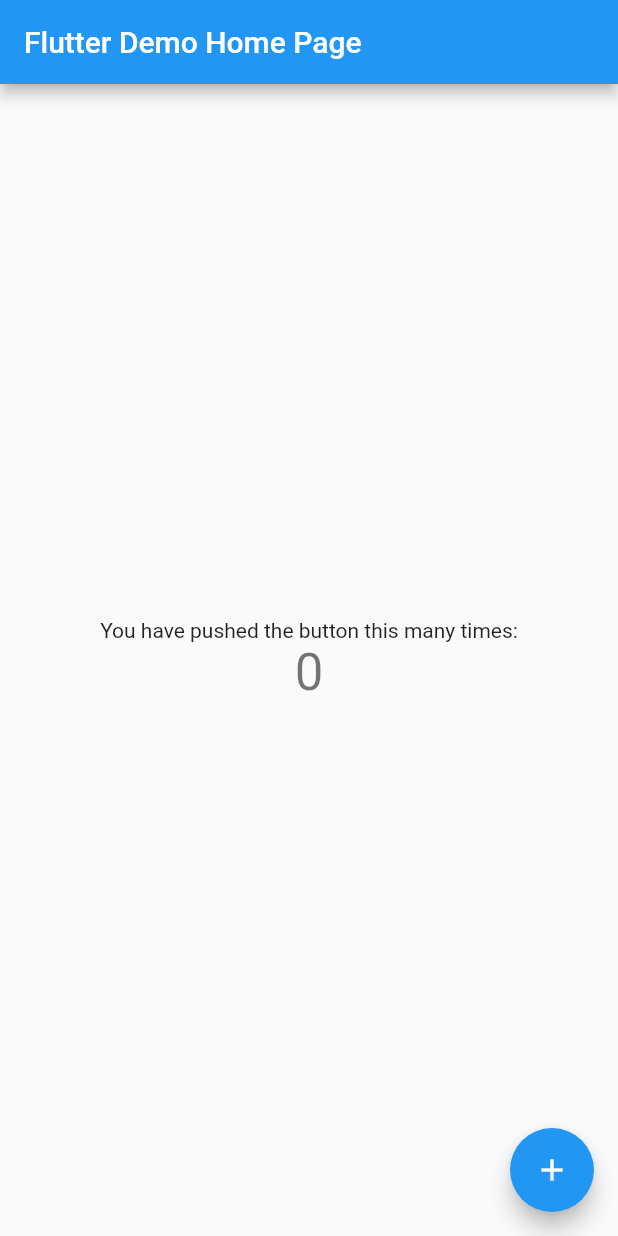
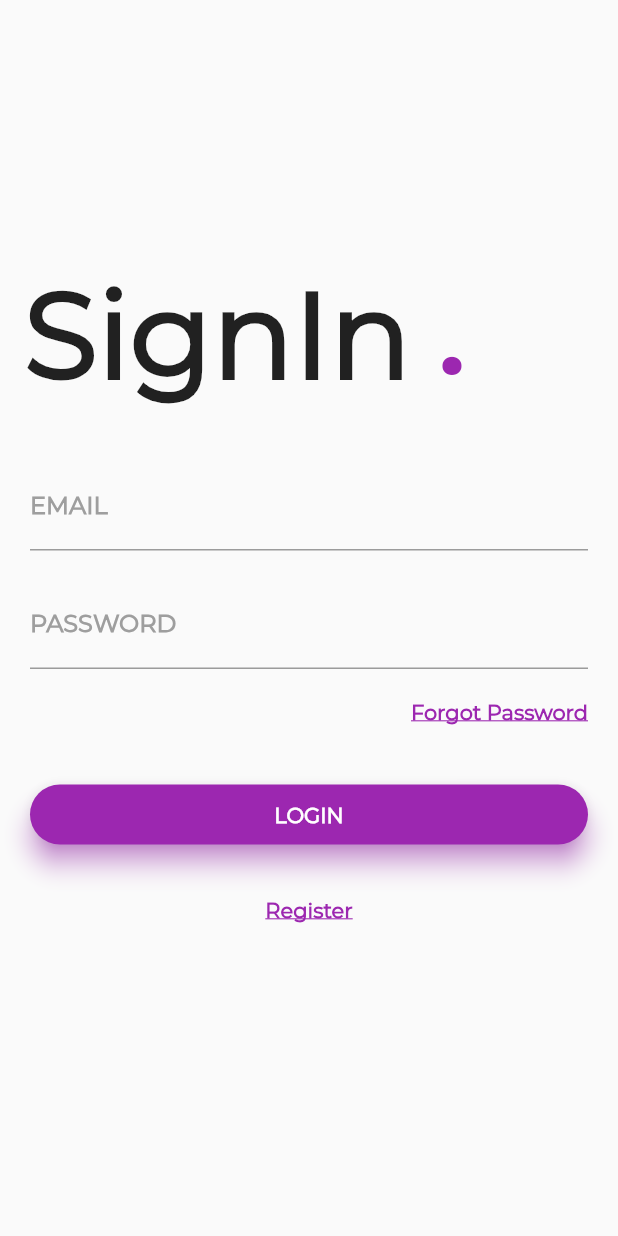
Before and after one commit to CFGIndia20/team-33, a Flutter app: the screen it shows after launch, on a phone screen of 412 x 824 dp. Run offline on Flutter 3.47's test engine with Material 2 defaults, Android fonts, the phone set to English and light mode, and no system bars.

Commit message:
init login and signup screens

```diff
--- /dev/null
+++ b/mobile-app/team33_umeed/lib/login.dart
@@ -0,0 +1,125 @@
+import 'package:flutter/material.dart';
+
+class Login extends StatelessWidget {
+  const Login({
+    Key key,
+  }) : super(key: key);
+
+  @override
+  Widget build(BuildContext context) {
+    return new Scaffold(
+        resizeToAvoidBottomPadding: false,
+        body: Column(
+          crossAxisAlignment: CrossAxisAlignment.start,
+          children: <Widget>[
+            Container(
+              child: Stack(
+                children: <Widget>[
+                  Container(
+                    padding: EdgeInsets.fromLTRB(16.0, 175.0, 0.0, 0.0),
+                    child: Text('SignIn',
+                        style: TextStyle(
+                            fontFamily: 'Montserrat',
+                            fontSize: 80.0,
+                            fontWeight: FontWeight.bold)),
+                  ),
+                  Container(
+                    padding: EdgeInsets.fromLTRB(290.0, 175.0, 0.0, 0.0),
+                    child: Text('.',
+                        style: TextStyle(
+                            fontSize: 80.0,
+                            fontWeight: FontWeight.bold,
+                            color: Colors.purple)),
+                  )
+                ],
+              ),
+            ),
+            Container(
+                padding: EdgeInsets.only(top: 35.0, left: 20.0, right: 20.0),
+                child: Column(
+                  children: <Widget>[
+                    TextField(
+                      decoration: InputDecoration(
+                          labelText: 'EMAIL',
+                          labelStyle: TextStyle(
+                              fontFamily: 'Montserrat',
+                              fontWeight: FontWeight.bold,
+                              color: Colors.grey),
+                          focusedBorder: UnderlineInputBorder(
+                              borderSide: BorderSide(color: Colors.purple))),
+                    ),
+                    SizedBox(height: 20.0),
+                    TextField(
+                      decoration: InputDecoration(
+                          labelText: 'PASSWORD',
+                          labelStyle: TextStyle(
+                              fontFamily: 'Montserrat',
+                              fontWeight: FontWeight.bold,
+                              color: Colors.grey),
+                          focusedBorder: UnderlineInputBorder(
+                              borderSide: BorderSide(color: Colors.purple))),
+                      obscureText: true,
+                    ),
+                    SizedBox(height: 5.0),
+                    Container(
+                      alignment: Alignment(1.0, 0.0),
+                      padding: EdgeInsets.only(top: 15.0, left: 20.0),
+                      child: InkWell(
+                        child: Text(
+                          'Forgot Password',
+                          style: TextStyle(
+                              color: Colors.purple,
+                              fontWeight: FontWeight.bold,
+                              fontFamily: 'Montserrat',
+                              decoration: TextDecoration.underline),
+                        ),
+                      ),
+                    ),
+                    SizedBox(height: 40.0),
+                    Container(
+                      height: 40.0,
+                      child: Material(
+                        borderRadius: BorderRadius.circular(20.0),
+                        shadowColor: Colors.purpleAccent,
+                        color: Colors.purple,
+                        elevation: 7.0,
+                        child: GestureDetector(
+                          onTap: () {},
+                          child: Center(
+                            child: Text(
+                              'LOGIN',
+                              style: TextStyle(
+                                  color: Colors.white,
+                                  fontWeight: FontWeight.bold,
+                                  fontFamily: 'Montserrat'),
+                            ),
+                          ),
+                        ),
+                      ),
+                    ),
+                    SizedBox(height: 20.0),
+                  ],
+                )),
+            SizedBox(height: 15.0),
+            Row(
+              mainAxisAlignment: MainAxisAlignment.center,
+              children: <Widget>[
+                InkWell(
+                  onTap: () {
+                    Navigator.of(context).pushNamed('/signup');
+                  },
+                  child: Text(
+                    'Register',
+                    style: TextStyle(
+                        color: Colors.purple,
+                        fontFamily: 'Montserrat',
+                        fontWeight: FontWeight.bold,
+                        decoration: TextDecoration.underline),
+                  ),
+                )
+              ],
+            )
+          ],
+        ));
+  }
+}
--- a/mobile-app/team33_umeed/lib/main.dart
+++ b/mobile-app/team33_umeed/lib/main.dart
@@ -1,117 +1,31 @@
 import 'package:flutter/material.dart';
+import 'package:team33_umeed/login.dart';
 
-void main() {
-  runApp(MyApp());
-}
+import 'signup.dart';
+
+void main() => runApp(new MyApp());
 
 class MyApp extends StatelessWidget {
-  // This widget is the root of your application.
   @override
   Widget build(BuildContext context) {
-    return MaterialApp(
-      title: 'Flutter Demo',
-      theme: ThemeData(
-        // This is the theme of your application.
-        //
-        // Try running your application with "flutter run". You'll see the
-        // application has a blue toolbar. Then, without quitting the app, try
-        // changing the primarySwatch below to Colors.green and then invoke
-        // "hot reload" (press "r" in the console where you ran "flutter run",
-        // or simply save your changes to "hot reload" in a Flutter IDE).
-        // Notice that the counter didn't reset back to zero; the application
-        // is not restarted.
-        primarySwatch: Colors.blue,
-        // This makes the visual density adapt to the platform that you run
-        // the app on. For desktop platforms, the controls will be smaller and
-        // closer together (more dense) than on mobile platforms.
-        visualDensity: VisualDensity.adaptivePlatformDensity,
-      ),
-      home: MyHomePage(title: 'Flutter Demo Home Page'),
+    return new MaterialApp(
+      debugShowCheckedModeBanner: false,
+      routes: <String, WidgetBuilder>{
+        '/signup': (BuildContext context) => new SignupPage()
+      },
+      home: new MyHomePage(),
     );
   }
 }
 
 class MyHomePage extends StatefulWidget {
-  MyHomePage({Key key, this.title}) : super(key: key);
-
-  // This widget is the home page of your application. It is stateful, meaning
-  // that it has a State object (defined below) that contains fields that affect
-  // how it looks.
-
-  // This class is the configuration for the state. It holds the values (in this
-  // case the title) provided by the parent (in this case the App widget) and
-  // used by the build method of the State. Fields in a Widget subclass are
-  // always marked "final".
-
-  final String title;
-
   @override
-  _MyHomePageState createState() => _MyHomePageState();
+  _MyHomePageState createState() => new _MyHomePageState();
 }
 
 class _MyHomePageState extends State<MyHomePage> {
-  int _counter = 0;
-
-  void _incrementCounter() {
-    setState(() {
-      // This call to setState tells the Flutter framework that something has
-      // changed in this State, which causes it to rerun the build method below
-      // so that the display can reflect the updated values. If we changed
-      // _counter without calling setState(), then the build method would not be
-      // called again, and so nothing would appear to happen.
-      _counter++;
-    });
-  }
-
   @override
   Widget build(BuildContext context) {
-    // This method is rerun every time setState is called, for instance as done
-    // by the _incrementCounter method above.
-    //
-    // The Flutter framework has been optimized to make rerunning build methods
-    // fast, so that you can just rebuild anything that needs updating rather
-    // than having to individually change instances of widgets.
-    return Scaffold(
-      appBar: AppBar(
-        // Here we take the value from the MyHomePage object that was created by
-        // the App.build method, and use it to set our appbar title.
-        title: Text(widget.title),
-      ),
-      body: Center(
-        // Center is a layout widget. It takes a single child and positions it
-        // in the middle of the parent.
-        child: Column(
-          // Column is also a layout widget. It takes a list of children and
-          // arranges them vertically. By default, it sizes itself to fit its
-          // children horizontally, and tries to be as tall as its parent.
-          //
-          // Invoke "debug painting" (press "p" in the console, choose the
-          // "Toggle Debug Paint" action from the Flutter Inspector in Android
-          // Studio, or the "Toggle Debug Paint" command in Visual Studio Code)
-          // to see the wireframe for each widget.
-          //
-          // Column has various properties to control how it sizes itself and
-          // how it positions its children. Here we use mainAxisAlignment to
-          // center the children vertically; the main axis here is the vertical
-          // axis because Columns are vertical (the cross axis would be
-          // horizontal).
-          mainAxisAlignment: MainAxisAlignment.center,
-          children: <Widget>[
-            Text(
-              'You have pushed the button this many times:',
-            ),
-            Text(
-              '$_counter',
-              style: Theme.of(context).textTheme.headline4,
-            ),
-          ],
-        ),
-      ),
-      floatingActionButton: FloatingActionButton(
-        onPressed: _incrementCounter,
-        tooltip: 'Increment',
-        child: Icon(Icons.add),
-      ), // This trailing comma makes auto-formatting nicer for build methods.
-    );
+    return Login();
   }
 }
```
Also changed, not shown: mobile-app/team33_umeed/lib/signup.dart (added, +135 -0 lines), mobile-app/team33_umeed/pubspec.yaml (+6 -6 lines), mobile-app/team33_umeed/assets/fonts/Montserrat-Black.ttf (added), mobile-app/team33_umeed/assets/fonts/Montserrat-Regular.ttf (added).
